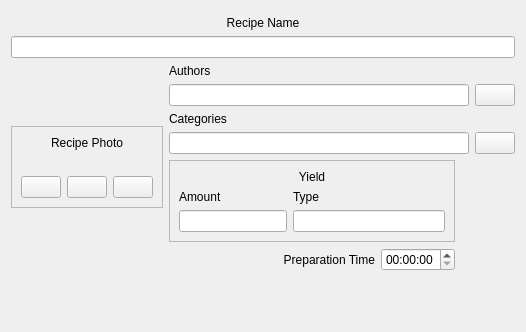
Old version of the form src/dialogs/recipeinput/recipegeneralinfoeditor.ui in the repository KDE/krecipes.
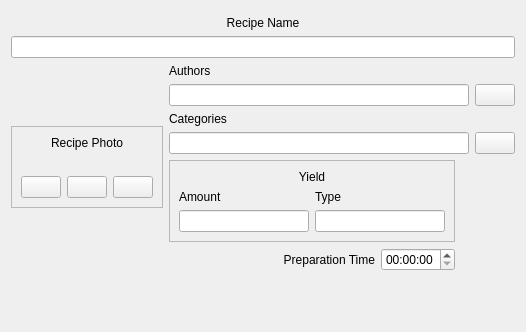
New version of the form. Icons and pictures are not drawn. Custom widgets are drawn as their Qt base class.

Commit message: Add code to load/save the yield and prep time in the new recipe editor.

Diff of the .ui file:
```diff
--- a/src/dialogs/recipeinput/recipegeneralinfoeditor.ui
+++ b/src/dialogs/recipeinput/recipegeneralinfoeditor.ui
@@ -238,14 +238,7 @@
                </widget>
               </item>
               <item row="1" column="0">
-               <widget class="KLineEdit" name="klineedit_4">
-                <property name="sizePolicy">
-                 <sizepolicy hsizetype="Fixed" vsizetype="Fixed">
-                  <horstretch>0</horstretch>
-                  <verstretch>0</verstretch>
-                 </sizepolicy>
-                </property>
-               </widget>
+               <widget class="FractionInput" name="m_yieldNumInput"/>
               </item>
              </layout>
             </item>
@@ -357,6 +350,11 @@
    <extends>QLabel</extends>
    <header>widgets/imagedroplabel.h</header>
   </customwidget>
+  <customwidget>
+   <class>FractionInput</class>
+   <extends>QLineEdit</extends>
+   <header>widgets/fractioninput.h</header>
+  </customwidget>
  </customwidgets>
  <resources>
   <include location="../../../pics/resources.qrc"/>
```
Left out of the diff: 4 changed lines with no effect on the pictures. The commit also changes 3 other files.
